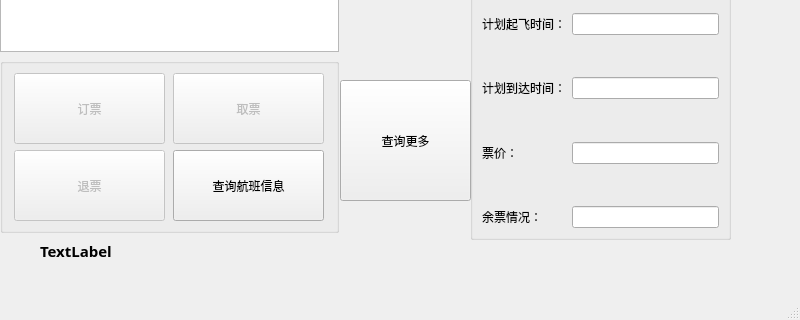
Above: Qt/userwindow.ui from Anduin9527/CivilAviationTicketingSystem before the change; both pictures show x 0 to 800 and y 280 to 600 of the 800 by 600 pixel window. Below: the same form after it.
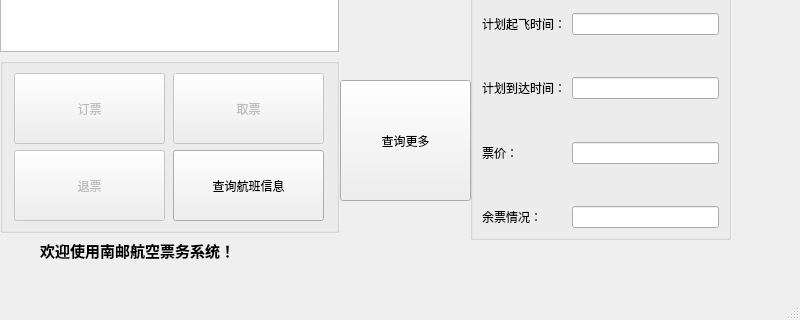
That is the form after the change.

The edit to the form file:
```diff
--- a/Qt/userwindow.ui
+++ b/Qt/userwindow.ui
@@ -285,7 +285,7 @@
      <rect>
       <x>40</x>
       <y>520</y>
-      <width>500</width>
+      <width>711</width>
       <height>21</height>
      </rect>
     </property>
@@ -299,7 +299,7 @@
      </font>
     </property>
     <property name="text">
-     <string>TextLabel</string>
+     <string>欢迎使用南邮航空票务系统！</string>
     </property>
    </widget>
    <widget class="QPushButton" name="btnFindMore">
@@ -315,7 +315,7 @@
      <string>查询更多</string>
     </property>
    </widget>
-   <widget class="QWidget" name="">
+   <widget class="QWidget" name="layoutWidget">
     <property name="geometry">
      <rect>
       <x>0</x>
```
Left out of the diff: 2 changed lines with no effect on the pictures.
